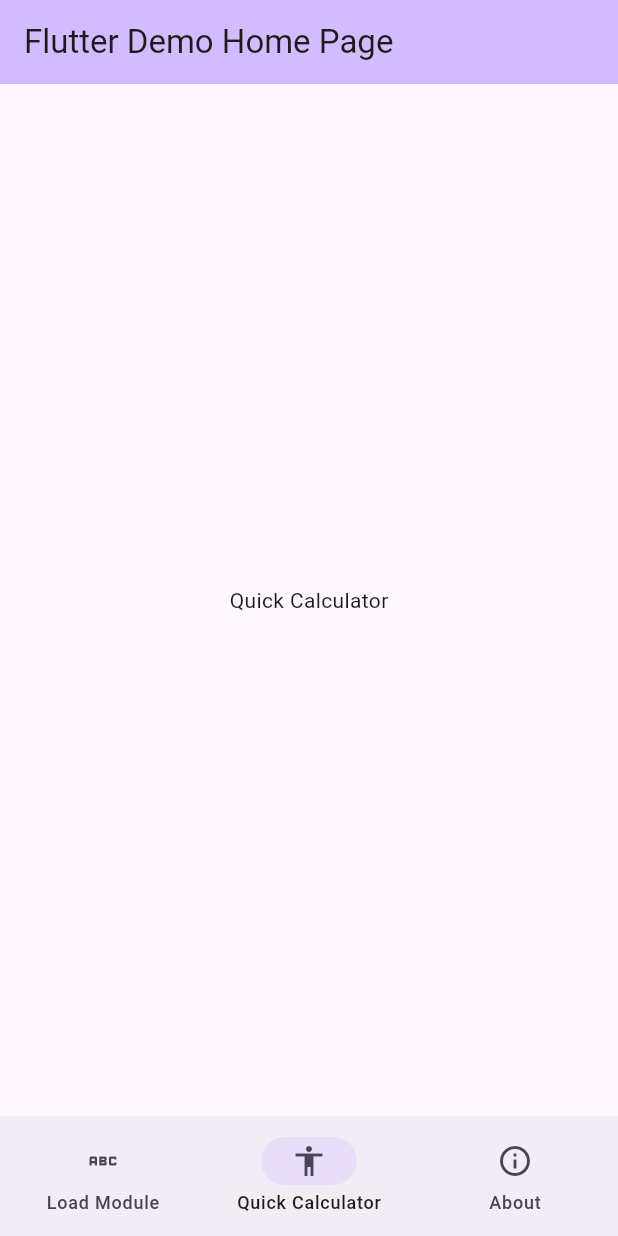
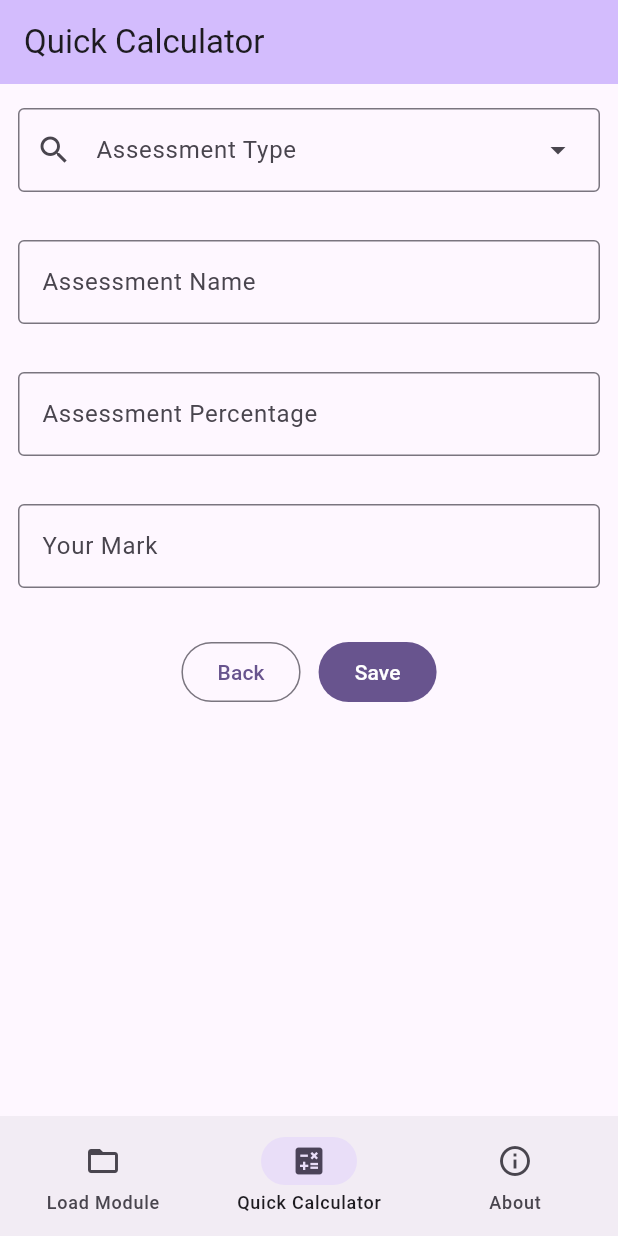
Before and after one commit to ThomasBoxall/module-grade-calculator-v2, a Flutter app: the screen it shows after launch, on a phone screen of 412 x 824 dp. Run offline on Flutter 3.47's test engine with Material 2 defaults, Android fonts, the phone set to English and light mode, and no system bars.

Commit message:
make the add edit widgets do things; TODO actually move it to a different page

```diff
--- /dev/null
+++ b/lib/Assessment.dart
@@ -0,0 +1,23 @@
+import 'package:flutter/material.dart';
+
+
+class Assessment{
+  /// Class to represent a single assessment. Many assessments comprise a single module
+
+  String assessmentName;
+  int assessmentPercentageOfModule;
+  int markPercentageOfAssessment;
+  Icon assessmentIcon;
+
+
+  Assessment(this.assessmentName, this.assessmentPercentageOfModule, this.markPercentageOfAssessment, this.assessmentIcon);
+}
+
+enum AssessmentTypes {
+  exam('Exam', Icons.edit),
+  cbt('Computer Based Test', Icons.computer);
+
+  const AssessmentTypes(this.label, this.icon);
+  final String label;
+  final IconData icon;
+}
--- a/lib/main.dart
+++ b/lib/main.dart
@@ -1,16 +1,15 @@
 import 'package:flutter/material.dart';
+
+import 'Assessment.dart';
 
 
 int currentPageIndex = 1;
 
 const navigationDestinations = [
-    NavigationDestination(icon: Icon(Icons.abc), label: 'Load Module'),
-    NavigationDestination(icon: Icon(Icons.accessibility), label: 'Quick Calculator'),
-    NavigationDestination(icon: Icon(Icons.info_outline), label: 'About'),
+    NavigationDestination(icon: Icon(Icons.folder_open_outlined), selectedIcon: Icon(Icons.folder_open), label: 'Load Module'),
+    NavigationDestination(icon: Icon(Icons.calculate_outlined), selectedIcon: Icon(Icons.calculate), label: 'Quick Calculator'),
+    NavigationDestination(icon: Icon(Icons.info_outline), selectedIcon: Icon(Icons.info), label: 'About'),
   ];
-
-// function which detmines based on a number which page you want to be sent to (fn called when tap on icon on nav bar returns index from 0 to 2. we have to keep tabs on which page wants to be opened ourselves). return string, name of the page we are trying to go to (path to the file in the webserver)
-// also need a var to store page which is open - f u says flutter we have to keep tabs on this
 
 String getNewPageIndexStr(int newPageIndexInt){
   currentPageIndex = newPageIndexInt;
@@ -38,12 +37,12 @@ class MyApp extends StatelessWidget {
   @override
   Widget build(BuildContext context) {
     return MaterialApp(
-      title: 'Flutter Demo',
+      title: 'Module Grade Calculator',
       theme: ThemeData(
         colorScheme: ColorScheme.fromSeed(seedColor: Colors.deepPurple),
         useMaterial3: true,
       ),
-      home: const QuickCalculator(title: 'Flutter Demo Home Page'),
+      home: const QuickCalculator(title: 'Quick Calculator'),
       routes: <String, WidgetBuilder> {
         "/load-module":(context) => const LoadModule(title: 'Load Module'),
         "/about":(context) => const About(title: 'About')
@@ -62,8 +61,20 @@ class QuickCalculator extends StatefulWidget {
 }
 
 class _QuickCalculatorState extends State<QuickCalculator> {
+
+  late TextEditingController assessmentNameController = TextEditingController();
+  late TextEditingController assessmentPercentageOfModuleController = TextEditingController();
+  late TextEditingController markPercentageOfAssessmentController = TextEditingController();
+  late TextEditingController assessmentIconController = TextEditingController();
+
   @override
   Widget build(BuildContext context) {
+
+    // build the list used to populate
+    final List<DropdownMenuEntry<AssessmentTypes>> assessmentTypes = <DropdownMenuEntry<AssessmentTypes>>[];
+    for(final AssessmentTypes assessmentType in AssessmentTypes.values){
+      assessmentTypes.add(DropdownMenuEntry<AssessmentTypes>(value:assessmentType, label: assessmentType.label));
+    }
 
     return Scaffold(
       appBar: AppBar(
@@ -71,16 +82,64 @@ class _QuickCalculatorState extends State<QuickCalculator> {
         backgroundColor: Theme.of(context).colorScheme.inversePrimary,
         title: Text(widget.title),
       ),
-      body: const Center(
-
+      body: Center(
         child: Column(
-
-          mainAxisAlignment: MainAxisAlignment.center,
-          children: <Widget>[
-            Text(
-              'Quick Calculator',
+          // mainAxisAlignment: MainAxisAlignment.center,
+          children: [
+            Padding(
+              padding: const EdgeInsets.symmetric(horizontal: 12, vertical: 16),
+              child: LayoutBuilder(
+                builder: (BuildContext context, BoxConstraints constraints){
+                  return DropdownMenu<AssessmentTypes>(
+                    controller: assessmentIconController,
+                    enableFilter: true,
+                    leadingIcon: const Icon(Icons.search),
+                    label: const Text('Assessment Type'),
+                    dropdownMenuEntries: assessmentTypes,
+                    width: constraints.maxWidth
+                  );
+                }
+              ),
+            ),
+            Padding(
+              padding: const EdgeInsets.symmetric(horizontal: 12, vertical: 16),
+              child: TextFormField(
+                controller: assessmentNameController,
+                decoration: const InputDecoration(border: OutlineInputBorder(), labelText: 'Assessment Name')
+                ),
+            ),
+            Padding(
+              padding: const EdgeInsets.symmetric(horizontal: 12, vertical: 16),
+              child: TextFormField(
+                controller: assessmentPercentageOfModuleController,
+                decoration: const InputDecoration(border: OutlineInputBorder(), suffix: Text("%"), labelText: 'Assessment Percentage')
+              )
+            ),
+            Padding(
+              padding: const EdgeInsets.symmetric(horizontal: 12, vertical: 16),
+              child: TextFormField(
+                controller: markPercentageOfAssessmentController,
+                decoration: const InputDecoration(border: OutlineInputBorder(), suffix: Text("%"), labelText: 'Your Mark')
+              )
+            ),
+            Padding(
+              padding: const EdgeInsets.symmetric(horizontal: 12, vertical: 16),
+              child: Wrap(
+                alignment: WrapAlignment.spaceEvenly,
+                spacing: 12,
+                children: <Widget>[
+                  OutlinedButton(
+                    onPressed: () {  },
+                    child: const Text("Back")
+                  ),
+                  FilledButton(
+                    onPressed: () {  },
+                    child: const Text("Save")
+                  ),
+                ],
+              ),
             )
-          ],
+          ]
         ),
       ),
       bottomNavigationBar: NavigationBar(
```
